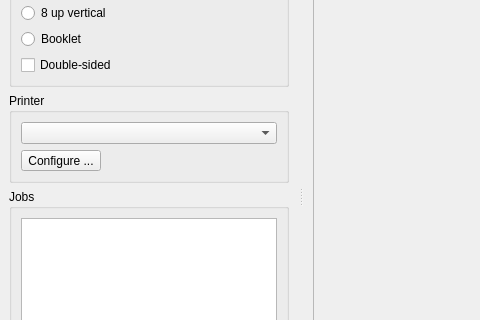
This is gui/mainwindow.ui in Boomaga/boomaga as Qt 5 draws it before an edit; both pictures show x 0 to 480 and y 232 to 552 of the 1188 by 830 pixel window. The edited form follows.
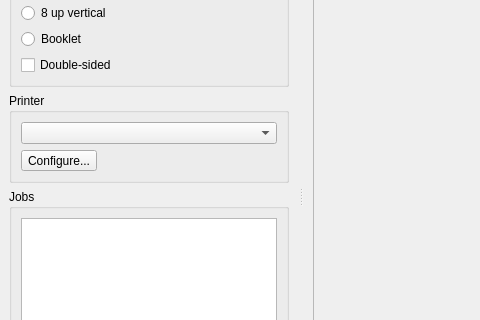
This is the edited form. Custom widgets are drawn as their Qt base class.

```diff
--- a/gui/mainwindow.ui
+++ b/gui/mainwindow.ui
@@ -178,7 +178,7 @@
            <bool>true</bool>
           </property>
           <property name="text">
-           <string>Configure ...</string>
+           <string>Configure...</string>
           </property>
          </widget>
         </item>
```
Left out of the diff: 6 changed lines with no effect on the pictures.
